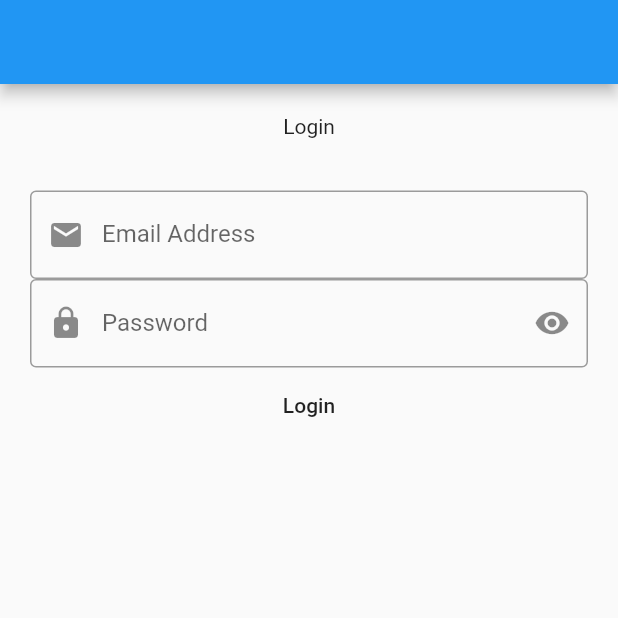
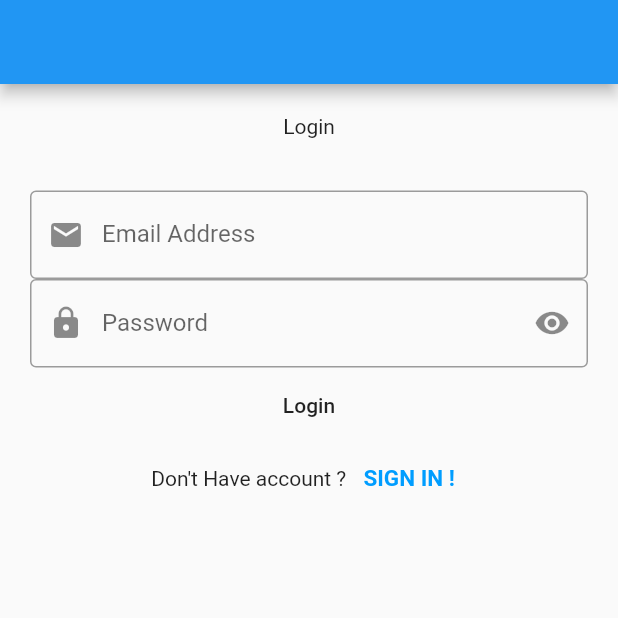
Before and after one commit to Nizar-Sweiss/Self-study-Lab, a Flutter app: the screen it shows after launch, on a phone screen of 412 x 824 dp, the top half of it. Run offline on Flutter 3.47's test engine with Material 2 defaults, Android fonts, the phone set to English and light mode, and no system bars; our stand-ins replace firebase_core; accounts and stored records are empty.

Commit message:
add: Sign In button

```diff
--- a/main/lib/Screens/login_screen.dart
+++ b/main/lib/Screens/login_screen.dart
@@ -68,6 +68,24 @@ class _LoginScreenState extends State<LoginScreen> {
                 ),
               ),
             ),
+            Row(
+              mainAxisAlignment: MainAxisAlignment.center,
+              children: [
+                Text(
+                  "Don\'t Have account ? ",
+                ),
+                TextButton(
+                  onPressed: () {},
+                  child: Text(
+                    "SIGN IN !",
+                    style: TextStyle(
+                        color: Color.fromARGB(255, 0, 157, 255),
+                        fontSize: 15,
+                        fontWeight: FontWeight.bold),
+                  ),
+                )
+              ],
+            ),
           ],
         )),
       ),
```
